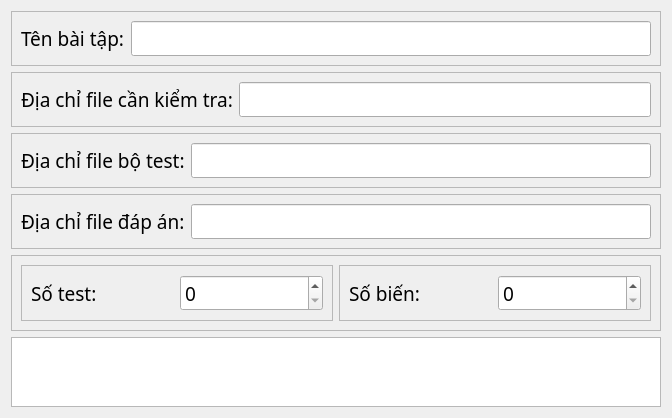
Qt form UI_Files/edit_frame.ui (hoangm960/Astraea) before a commit.
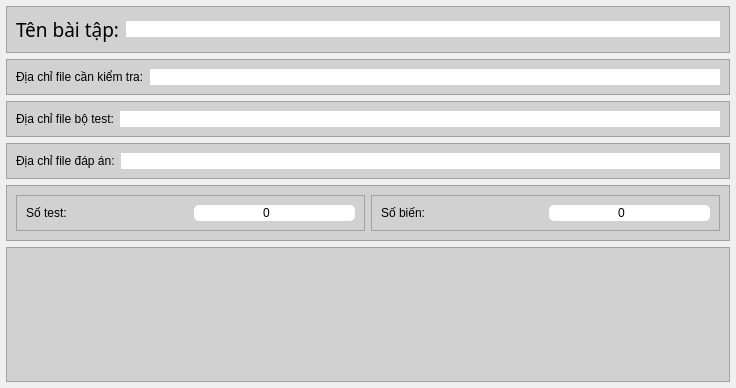
The same form after that commit. Icons and pictures are not drawn.

Commit message: add widget to listwidget

What changed in the file:
```diff
--- a/UI_Files/edit_frame.ui
+++ b/UI_Files/edit_frame.ui
@@ -6,22 +6,43 @@
    <rect>
     <x>0</x>
     <y>0</y>
-    <width>672</width>
-    <height>416</height>
+    <width>736</width>
+    <height>388</height>
    </rect>
   </property>
   <property name="font">
    <font>
     <family>iCiel Effra</family>
     <pointsize>14</pointsize>
+    <weight>50</weight>
+    <italic>false</italic>
+    <bold>false</bold>
    </font>
   </property>
   <property name="windowTitle">
    <string>Form</string>
   </property>
+  <property name="styleSheet">
+   <string notr="true">font: 14pt &quot;iCiel Effra&quot;;</string>
+  </property>
   <layout class="QVBoxLayout" name="verticalLayout">
+   <property name="leftMargin">
+    <number>6</number>
+   </property>
+   <property name="topMargin">
+    <number>6</number>
+   </property>
+   <property name="rightMargin">
+    <number>6</number>
+   </property>
+   <property name="bottomMargin">
+    <number>6</number>
+   </property>
    <item>
     <widget class="QFrame" name="title_frame">
+     <property name="styleSheet">
+      <string notr="true">background-color: rgb(209, 209, 209);</string>
+     </property>
      <property name="frameShape">
       <enum>QFrame::StyledPanel</enum>
      </property>
@@ -35,6 +56,9 @@
          <font>
           <family>iCiel Effra</family>
           <pointsize>14</pointsize>
+          <weight>50</weight>
+          <italic>false</italic>
+          <bold>false</bold>
          </font>
         </property>
         <property name="text">
@@ -43,13 +67,24 @@
        </widget>
       </item>
       <item>
-       <widget class="QLineEdit" name="lineEdit"/>
+       <widget class="QLineEdit" name="lineEdit">
+        <property name="styleSheet">
+         <string notr="true">background-color: rgb(255, 255, 255);
+border-radius: 12px;</string>
+        </property>
+        <property name="alignment">
+         <set>Qt::AlignCenter</set>
+        </property>
+       </widget>
       </item>
      </layout>
     </widget>
    </item>
    <item>
     <widget class="QFrame" name="test_file_frame">
+     <property name="styleSheet">
+      <string notr="true">background-color: rgb(209, 209, 209);</string>
+     </property>
      <property name="frameShape">
       <enum>QFrame::StyledPanel</enum>
      </property>
@@ -65,13 +100,24 @@
        </widget>
       </item>
       <item>
-       <widget class="QLineEdit" name="lineEdit_2"/>
+       <widget class="QLineEdit" name="lineEdit_2">
+        <property name="styleSheet">
+         <string notr="true">background-color: rgb(255, 255, 255);
+border-radius: 12px;</string>
+        </property>
+        <property name="alignment">
+         <set>Qt::AlignCenter</set>
+        </property>
+       </widget>
       </item>
      </layout>
     </widget>
    </item>
    <item>
     <widget class="QFrame" name="input_file_frame">
+     <property name="styleSheet">
+      <string notr="true">background-color: rgb(209, 209, 209);</string>
+     </property>
      <property name="frameShape">
       <enum>QFrame::StyledPanel</enum>
      </property>
@@ -87,13 +133,24 @@
        </widget>
       </item>
       <item>
-       <widget class="QLineEdit" name="lineEdit_3"/>
+       <widget class="QLineEdit" name="lineEdit_3">
+        <property name="styleSheet">
+         <string notr="true">background-color: rgb(255, 255, 255);
+border-radius: 12px;</string>
+        </property>
+        <property name="alignment">
+         <set>Qt::AlignCenter</set>
+        </property>
+       </widget>
       </item>
      </layout>
     </widget>
    </item>
    <item>
     <widget class="QFrame" name="ans_file_frame">
+     <property name="styleSheet">
+      <string notr="true">background-color: rgb(209, 209, 209);</string>
+     </property>
      <property name="frameShape">
       <enum>QFrame::StyledPanel</enum>
      </property>
@@ -109,13 +166,24 @@
        </widget>
       </item>
       <item>
-       <widget class="QLineEdit" name="lineEdit_4"/>
+       <widget class="QLineEdit" name="lineEdit_4">
+        <property name="styleSheet">
+         <string notr="true">background-color: rgb(255, 255, 255);
+border-radius: 12px;</string>
+        </property>
+        <property name="alignment">
+         <set>Qt::AlignCenter</set>
+        </property>
+       </widget>
       </item>
      </layout>
     </widget>
    </item>
    <item>
     <widget class="QFrame" name="test_case_frame">
+     <property name="styleSheet">
+      <string notr="true">background-color: rgb(209, 209, 209);</string>
+     </property>
      <property name="frameShape">
       <enum>QFrame::StyledPanel</enum>
      </property>
@@ -140,7 +208,55 @@
           </widget>
          </item>
          <item>
-          <widget class="QSpinBox" name="spinBox"/>
+          <widget class="QSpinBox" name="spinBox">
+           <property name="styleSheet">
+            <string notr="true">QSpinBox {
+	background-color: rgb(255, 255, 255);
+	border-radius: 5px;
+}
+
+QSpinBox::up-button {
+	background-color: rgb(255, 255, 255);
+	border-radius: 5px;
+}
+
+QSpinBox::up-button:hover {
+	background-color: rgb(223, 223, 223);
+}
+
+QSpinBox::up-button:pressed {
+	background-color: rgb(207, 207, 207);
+}
+
+QSpinBox::down-button {
+	background-color: rgb(255, 255, 255);
+	border-radius: 5px;
+}
+
+QSpinBox::down-button:hover {
+	background-color: rgb(223, 223, 223);
+}
+
+QSpinBox::down-button:pressed {
+	background-color: rgb(207, 207, 207);
+}
+
+QSpinBox::up-arrow {
+	image: url(:/images/plus.png);
+    width: 5px;
+    height: 5px;
+}
+
+QSpinBox::down-arrow {
+	image: url(:/images/minus.png);
+    width: 5px;
+    height: 5px;
+}</string>
+           </property>
+           <property name="alignment">
+            <set>Qt::AlignCenter</set>
+           </property>
+          </widget>
          </item>
         </layout>
        </widget>
@@ -162,7 +278,55 @@
           </widget>
          </item>
          <item>
-          <widget class="QSpinBox" name="spinBox_2"/>
+          <widget class="QSpinBox" name="spinBox_2">
+           <property name="styleSheet">
+            <string notr="true">QSpinBox {
+	background-color: rgb(255, 255, 255);
+	border-radius: 5px;
+}
+
+QSpinBox::up-button {
+	background-color: rgb(255, 255, 255);
+	border-radius: 5px;
+}
+
+QSpinBox::up-button:hover {
+	background-color: rgb(223, 223, 223);
+}
+
+QSpinBox::up-button:pressed {
+	background-color: rgb(207, 207, 207);
+}
+
+QSpinBox::down-button {
+	background-color: rgb(255, 255, 255);
+	border-radius: 5px;
+}
+
+QSpinBox::down-button:hover {
+	background-color: rgb(223, 223, 223);
+}
+
+QSpinBox::down-button:pressed {
+	background-color: rgb(207, 207, 207);
+}
+
+QSpinBox::up-arrow {
+	image: url(:/images/plus.png);
+    width: 5px;
+    height: 5px;
+}
+
+QSpinBox::down-arrow {
+	image: url(:/images/minus.png);
+    width: 5px;
+    height: 5px;
+}</string>
+           </property>
+           <property name="alignment">
+            <set>Qt::AlignCenter</set>
+           </property>
+          </widget>
          </item>
         </layout>
        </widget>
@@ -172,6 +336,9 @@
    </item>
    <item>
     <widget class="QTableView" name="tableView">
+     <property name="styleSheet">
+      <string notr="true">background-color: rgb(209, 209, 209);</string>
+     </property>
      <attribute name="verticalHeaderDefaultSectionSize">
       <number>31</number>
      </attribute>
```
Left out of the diff: 4 changed lines with no effect on the pictures. The commit also changes 5 other files.
